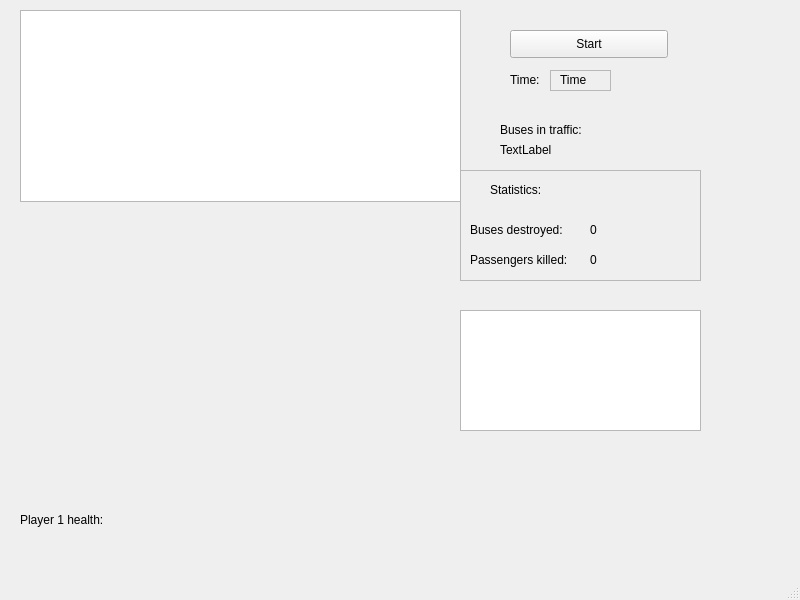
The window that Game/mainwindow.ui (kanniai/tuni-programming) describes before a commit, drawn with Qt 5.
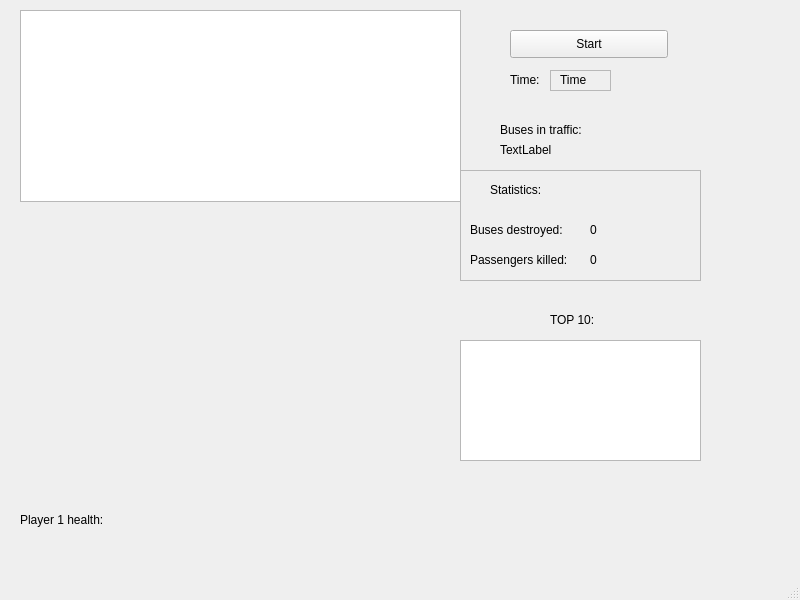
The same window after the commit.

```diff
--- a/Game/mainwindow.ui
+++ b/Game/mainwindow.ui
@@ -268,12 +268,25 @@
     <property name="geometry">
      <rect>
       <x>460</x>
-      <y>310</y>
+      <y>340</y>
       <width>241</width>
       <height>121</height>
      </rect>
     </property>
    </widget>
+   <widget class="QLabel" name="top10Label">
+    <property name="geometry">
+     <rect>
+      <x>550</x>
+      <y>310</y>
+      <width>63</width>
+      <height>20</height>
+     </rect>
+    </property>
+    <property name="text">
+     <string>TOP 10:</string>
+    </property>
+   </widget>
   </widget>
   <widget class="QMenuBar" name="menubar">
    <property name="geometry">
```
